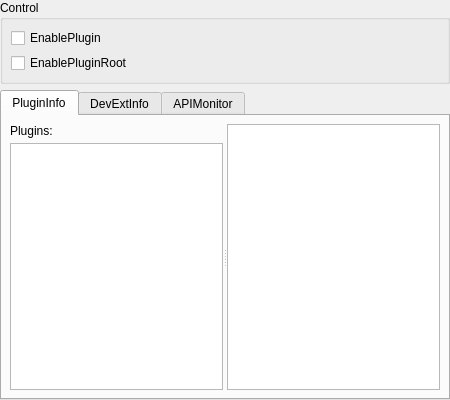
This is src/settings/pluginsettingdialog.ui in Wing-summer/WingHexExplorer2 as Qt 5 draws it before an edit. The edited form follows.
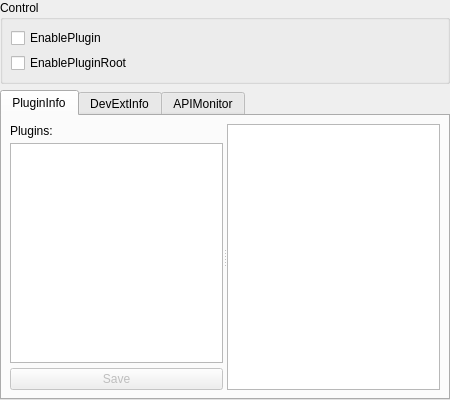
This is the edited form. Icons and pictures are not drawn.

```diff
--- a/src/settings/pluginsettingdialog.ui
+++ b/src/settings/pluginsettingdialog.ui
@@ -116,6 +116,16 @@
            <item>
             <widget class="QListWidget" name="plglist"/>
            </item>
+           <item>
+            <widget class="QPushButton" name="btnplgSave">
+             <property name="enabled">
+              <bool>false</bool>
+             </property>
+             <property name="text">
+              <string>Save</string>
+             </property>
+            </widget>
+           </item>
           </layout>
          </widget>
          <widget class="QTextBrowser" name="txtc">
```
Left out of the diff: 16 changed lines with no effect on the pictures.
